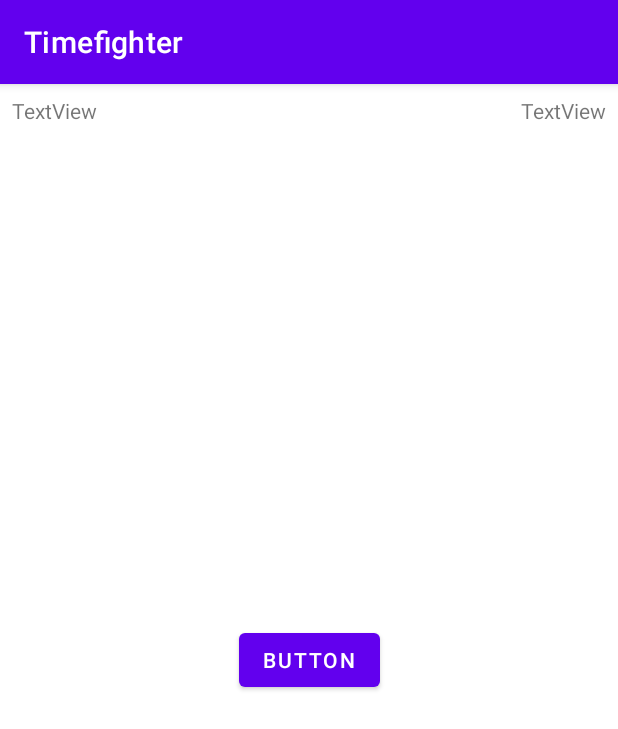
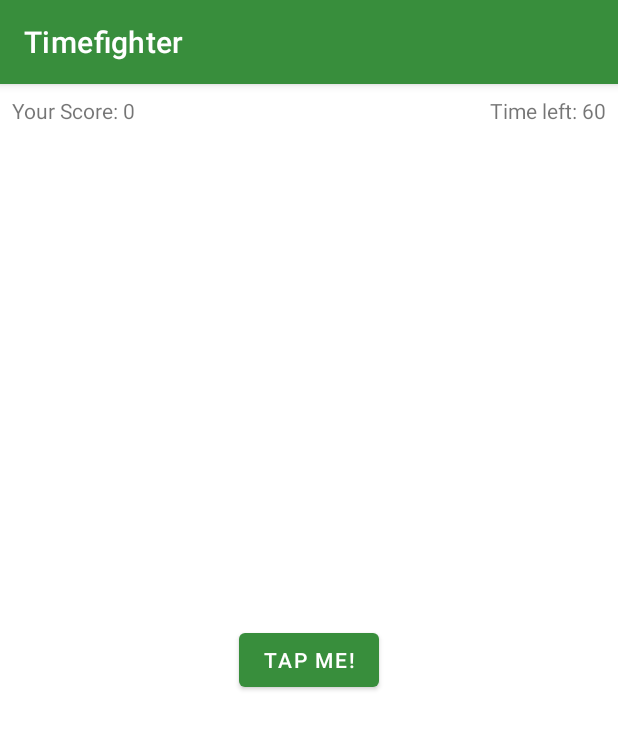
Before and after one commit to NikolaMomcilovic96/Timefighter, an Android app: the screen it shows after launch (MainActivity), on a phone screen of 412 x 824 dp. Shown: the top 729 px of the screen. Run offline under Robolectric (Android 15) with nearby library versions, the phone set to English and light mode, and no system bars.

Commit message:
Updated Timefighter

```diff
--- a/app/src/main/java/com/raywenderlich/timefighter/MainActivity.kt
+++ b/app/src/main/java/com/raywenderlich/timefighter/MainActivity.kt
@@ -1,11 +1,145 @@
 package com.raywenderlich.timefighter
 
+import android.os.Bundle
+import android.os.CountDownTimer
+import android.util.Log
+import android.view.animation.AnimationUtils
+import android.widget.Button
+import android.widget.TextView
+import android.widget.Toast
 import androidx.appcompat.app.AppCompatActivity
-import android.os.Bundle
 
 class MainActivity : AppCompatActivity() {
+
+    private val TAG = MainActivity::class.java.simpleName
+
+    private var score = 0
+    private lateinit var gameScoreTextView: TextView
+    private lateinit var timeLeftTextView: TextView
+    private lateinit var tapMeButton: Button
+
+    private var gameStarted = false
+
+    private lateinit var countDownTimer: CountDownTimer
+    private var initialCountDown: Long = 60000
+    private var countDownInterval: Long = 1000
+    private var timeLeft = 60
+
     override fun onCreate(savedInstanceState: Bundle?) {
         super.onCreate(savedInstanceState)
         setContentView(R.layout.activity_main)
+
+        Log.d(TAG, "onCreate called. Score is: $score")
+
+        gameScoreTextView = findViewById(R.id.game_score_text_view)
+        timeLeftTextView = findViewById(R.id.time_left_text_view)
+        tapMeButton = findViewById(R.id.tap_me_button)
+
+        tapMeButton.setOnClickListener { view ->
+            val bounceAnimation = AnimationUtils.loadAnimation(
+                this,
+                R.anim.bounce
+            )
+            view.startAnimation(bounceAnimation)
+            incrementScore()
+        }
+
+        if (savedInstanceState != null) {
+            score = savedInstanceState.getInt(SCORE_KEY)
+            timeLeft = savedInstanceState.getInt(TIME_LEFT_KEY)
+            restoreGame()
+        } else {
+            resetGame()
+        }
+    }
+
+    override fun onSaveInstanceState(outState: Bundle) {
+        super.onSaveInstanceState(outState)
+
+        outState.putInt(SCORE_KEY, score)
+        outState.putInt(TIME_LEFT_KEY, timeLeft)
+        countDownTimer.cancel()
+
+        Log.d(TAG, "onSaveInstanceState: Saving Score: $score & Time: $timeLeft")
+    }
+
+    override fun onDestroy() {
+        super.onDestroy()
+
+        Log.d(TAG, "onDestroy called.")
+    }
+
+    private fun incrementScore() {
+        if (!gameStarted) {
+            startGame()
+        }
+        score++
+
+        val newScore = getString(R.string.your_score, score)
+        gameScoreTextView.text = newScore
+    }
+
+    private fun resetGame() {
+        score = 0
+
+        val initialScore = getString(R.string.your_score, score)
+        gameScoreTextView.text = initialScore
+
+        val initialTimeLeft = getString(R.string.time_left, 60)
+        timeLeftTextView.text = initialTimeLeft
+
+        countDownTimer = object : CountDownTimer(initialCountDown, countDownInterval) {
+            override fun onTick(millisUntilFinished: Long) {
+                timeLeft = millisUntilFinished.toInt() / 1000
+
+                val timeLeftString = getString(R.string.time_left, timeLeft)
+                timeLeftTextView.text = timeLeftString
+            }
+
+            override fun onFinish() {
+                endGame()
+            }
+        }
+
+        gameStarted = false
+    }
+
+    private fun restoreGame() {
+        val restoredScore = getString(R.string.your_score, score)
+        gameScoreTextView.text = restoredScore
+
+        val restoredTime = getString(R.string.time_left, timeLeft)
+        timeLeftTextView.text = restoredTime
+
+        countDownTimer = object : CountDownTimer((timeLeft * 1000).toLong(), countDownInterval) {
+            override fun onTick(millisUntilFinished: Long) {
+                timeLeft = millisUntilFinished.toInt() / 1000
+
+                val timeLeftString = getString(R.string.time_left, timeLeft)
+                timeLeftTextView.text = timeLeftString
+            }
+
+            override fun onFinish() {
+                endGame()
+            }
+        }
+        countDownTimer.start()
+        gameStarted = true
+    }
+
+    private fun startGame() {
+        countDownTimer.start()
+        gameStarted = true
+    }
+
+    private fun endGame() {
+        Toast.makeText(this, getString(R.string.game_over_message, score), Toast.LENGTH_LONG).show()
+        resetGame()
+    }
+
+    companion object {
+        private const val SCORE_KEY = "SCORE_KEY"
+
+        private const val TIME_LEFT_KEY = "TIME_LEFT_KEY"
     }
 }
--- /dev/null
+++ b/app/src/main/res/anim/bounce.xml
@@ -0,0 +1,13 @@
+<?xml version="1.0" encoding="utf-8"?>
+<set xmlns:android="http://schemas.android.com/apk/res/android"
+    android:fillAfter="true"
+    android:interpolator="@android:anim/bounce_interpolator">
+    <scale
+        android:duration="1200"
+        android:fromXScale="0.5"
+        android:fromYScale="0.5"
+        android:pivotX="50%"
+        android:pivotY="50%"
+        android:toXScale="1.0"
+        android:toYScale="1.0" />
+</set>
--- a/app/src/main/res/layout/activity_main.xml
+++ b/app/src/main/res/layout/activity_main.xml
@@ -7,30 +7,30 @@
     tools:context=".MainActivity">
 
     <TextView
-        android:id="@+id/textView"
+        android:id="@+id/game_score_text_view"
         android:layout_width="wrap_content"
         android:layout_height="wrap_content"
         android:layout_marginStart="8dp"
         android:layout_marginTop="8dp"
-        android:text="TextView"
+        android:text="Your Score: %1$d"
         app:layout_constraintStart_toStartOf="parent"
         app:layout_constraintTop_toTopOf="parent" />
 
     <TextView
-        android:id="@+id/textView3"
+        android:id="@+id/time_left_text_view"
         android:layout_width="wrap_content"
         android:layout_height="wrap_content"
         android:layout_marginTop="8dp"
         android:layout_marginEnd="8dp"
-        android:text="TextView"
+        android:text="Time left: %1$d"
         app:layout_constraintEnd_toEndOf="parent"
         app:layout_constraintTop_toTopOf="parent" />
 
     <Button
-        android:id="@+id/button"
+        android:id="@+id/tap_me_button"
         android:layout_width="wrap_content"
         android:layout_height="wrap_content"
-        android:text="Button"
+        android:text="Tap me!"
         app:layout_constraintBottom_toBottomOf="parent"
         app:layout_constraintEnd_toEndOf="parent"
         app:layout_constraintStart_toStartOf="parent"
--- /dev/null
+++ b/app/src/main/res/menu/menu.xml
@@ -0,0 +1,4 @@
+<?xml version="1.0" encoding="utf-8"?>
+<menu xmlns:android="http://schemas.android.com/apk/res/android">
+
+</menu>
--- a/app/src/main/res/values-night/themes.xml
+++ b/app/src/main/res/values-night/themes.xml
@@ -2,15 +2,16 @@
     <!-- Base application theme. -->
     <style name="Theme.Timefighter" parent="Theme.MaterialComponents.DayNight.DarkActionBar">
         <!-- Primary brand color. -->
-        <item name="colorPrimary">@color/purple_200</item>
-        <item name="colorPrimaryVariant">@color/purple_700</item>
-        <item name="colorOnPrimary">@color/black</item>
+        <item name="colorPrimary">@color/colorPrimaryDark</item>
+        <item name="colorPrimaryVariant">@color/colorPrimaryDark</item>
+        <item name="colorOnPrimary">@color/textColorWhite</item>
         <!-- Secondary brand color. -->
-        <item name="colorSecondary">@color/teal_200</item>
-        <item name="colorSecondaryVariant">@color/teal_200</item>
-        <item name="colorOnSecondary">@color/black</item>
+        <item name="colorSecondary">@color/colorSecondaryDark</item>
+        <item name="colorSecondaryVariant">@color/colorSecondaryDark</item>
+        <item name="colorOnSecondary">@color/textColorWhite</item>
         <!-- Status bar color. -->
-        <item name="android:statusBarColor" tools:targetApi="l">?attr/colorPrimaryVariant</item>
-        <!-- Customize your theme here. -->
+        <item name="android:statusBarColor">@android:color/transparent</item>
+        <item name="android:navigationBarColor">@android:color/transparent</item>
+        <item name="android:windowTranslucentNavigation">false</item>
     </style>
 </resources>
--- a/app/src/main/res/values/colors.xml
+++ b/app/src/main/res/values/colors.xml
@@ -1,10 +1,10 @@
 <?xml version="1.0" encoding="utf-8"?>
 <resources>
-    <color name="purple_200">#FFBB86FC</color>
-    <color name="purple_500">#FF6200EE</color>
-    <color name="purple_700">#FF3700B3</color>
-    <color name="teal_200">#FF03DAC5</color>
-    <color name="teal_700">#FF018786</color>
-    <color name="black">#FF000000</color>
-    <color name="white">#FFFFFFFF</color>
+    <color name="colorPrimary">#388E3C</color>
+    <color name="colorPrimaryDark">#0C572A</color>
+    <color name="colorSecondaryDark">#0C572A</color>
+    <color name="textColorBlack">#000000</color>
+    <color name="textColorWhite">#FFFFFF</color>
+    <color name="colorBackgroundLight">#FFFFFF</color>
+    <color name="colorBackgroundDark">#121212</color>
 </resources>
--- a/app/src/main/res/values/strings.xml
+++ b/app/src/main/res/values/strings.xml
@@ -1,3 +1,7 @@
 <resources>
     <string name="app_name">Timefighter</string>
+    <string name="tap_me">Tap me!</string>
+    <string name="your_score">Your Score: %1$d</string>
+    <string name="time_left">Time left: %1$d</string>
+    <string name="game_over_message">Time\'s up! Your score was: %1$d</string>
 </resources>
--- a/app/src/main/res/values/themes.xml
+++ b/app/src/main/res/values/themes.xml
@@ -2,15 +2,16 @@
     <!-- Base application theme. -->
     <style name="Theme.Timefighter" parent="Theme.MaterialComponents.DayNight.DarkActionBar">
         <!-- Primary brand color. -->
-        <item name="colorPrimary">@color/purple_500</item>
-        <item name="colorPrimaryVariant">@color/purple_700</item>
-        <item name="colorOnPrimary">@color/white</item>
+        <item name="colorPrimary">@color/colorPrimary</item>
+        <item name="colorPrimaryVariant">@color/colorPrimary</item>
+        <item name="colorOnPrimary">@color/textColorWhite</item>
         <!-- Secondary brand color. -->
-        <item name="colorSecondary">@color/teal_200</item>
-        <item name="colorSecondaryVariant">@color/teal_700</item>
-        <item name="colorOnSecondary">@color/black</item>
+        <item name="colorSecondary">@color/colorPrimaryDark</item>
+        <item name="colorSecondaryVariant">@color/colorPrimaryDark</item>
+        <item name="colorOnSecondary">@color/textColorWhite</item>
         <!-- Status bar color. -->
-        <item name="android:statusBarColor" tools:targetApi="l">?attr/colorPrimaryVariant</item>
-        <!-- Customize your theme here. -->
+        <item name="android:statusBarColor">@color/colorPrimary</item>
+        <item name="android:navigationBarColor">@android:color/transparent</item>
+        <item name="android:windowTranslucentNavigation">false</item>
     </style>
 </resources>
```
